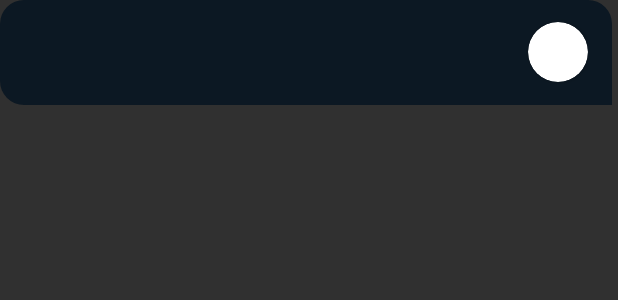
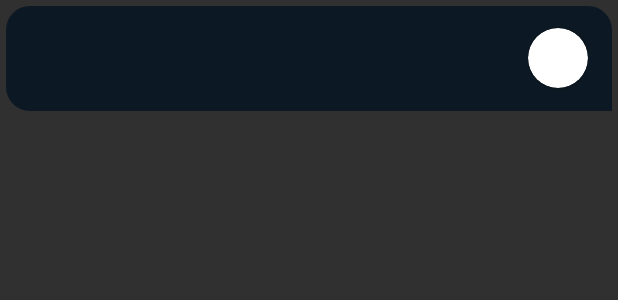
Before and after one commit to nsushant09/WeatherApplication, an Android app: the layout searchresult_recyclerview_layout.xml on its own in the app's theme, with its tools: preview values and no code run, on a phone screen of 412 x 824 dp. Shown: the top 300 px of the screen. Run offline under Robolectric (Android 15) with nearby library versions, the phone set to English and light mode, and no system bars.

Commit message:
Fixed search to display bug

```diff
--- a/app/src/main/java/com/neupanesushant/weather/activity/main/fragment/home/HomeViewModel.kt
+++ b/app/src/main/java/com/neupanesushant/weather/activity/main/fragment/home/HomeViewModel.kt
@@ -30,6 +30,9 @@ class HomeViewModel(val application : Application, val retrofitInstance : Weathe
     private val _currentLocationWeather = MutableLiveData<LocationWeather>()
     val currentLocationWeather : LiveData<LocationWeather> get() = _currentLocationWeather
 
+    private val _isLocationWeatherLoading = MutableLiveData<Boolean>()
+    val isLocationWeatherLoading : LiveData<Boolean> get() = _isLocationWeatherLoading
+
 
     fun getResults(latitude : String, longitude : String ){
         getLocationWeatherFromAPI(latitude, longitude)
@@ -56,11 +59,14 @@ class HomeViewModel(val application : Application, val retrofitInstance : Weathe
 
 
     fun getLocationWeatherFromAPI(latitude : String, longitude : String ){
+        _isLocationWeatherLoading.value = true
         viewModelScope.launch{
             try{
                 _currentLocationWeather.value = retrofitInstance.getLocationWeather(latitude, longitude, KEY)
+                _isLocationWeatherLoading.value = false
             }catch(e : Exception){
                 Toast.makeText(application, "Error Occured", Toast.LENGTH_SHORT).show()
+                _isLocationWeatherLoading.value = false
             }
         }
     }
--- a/app/src/main/java/com/neupanesushant/weather/activity/main/fragment/search/SearchViewModel.kt
+++ b/app/src/main/java/com/neupanesushant/weather/activity/main/fragment/search/SearchViewModel.kt
@@ -8,11 +8,10 @@ import androidx.lifecycle.MutableLiveData
 import androidx.lifecycle.ViewModel
 import androidx.lifecycle.viewModelScope
 import com.neupanesushant.weather.WeatherAPI
+import com.neupanesushant.weather.activity.main.fragment.home.HomeViewModel
 import com.neupanesushant.weather.capitalizeWords
 import kotlinx.coroutines.launch
-import org.koin.core.component.getScopeName
-import org.koin.core.context.GlobalContext.get
-import org.koin.core.qualifier.named
+
 
 import java.util.*
 
--- a/app/src/main/res/layout/searchresult_recyclerview_layout.xml
+++ b/app/src/main/res/layout/searchresult_recyclerview_layout.xml
@@ -1,10 +1,11 @@
 <?xml version="1.0" encoding="utf-8"?>
 <RelativeLayout xmlns:android="http://schemas.android.com/apk/res/android"
+    xmlns:tools="http://schemas.android.com/tools"
     android:layout_width="match_parent"
     android:layout_height="70dp"
     xmlns:app="http://schemas.android.com/apk/res-auto"
     android:background="@drawable/search_result_card_bg"
-    android:layout_marginEnd="4dp"
+    android:layout_margin="4dp"
     android:paddingHorizontal="16dp">
 
     <LinearLayout
@@ -14,11 +15,12 @@
         android:orientation="vertical"
         android:layout_marginTop="16dp"
         android:layout_marginStart="4dp"
-        >
+        tools:ignore="RelativeOverlap">
 
         <RelativeLayout
             android:layout_width="wrap_content"
-            android:layout_height="wrap_content">
+            android:layout_height="wrap_content"
+            tools:ignore="UselessParent">
 
             <TextView
                 android:id="@+id/tvCityName"
```
Also changed, not shown: app/src/main/java/com/neupanesushant/weather/activity/main/fragment/home/HomeFragment.kt (+21 -12 lines), app/src/main/java/com/neupanesushant/weather/activity/main/fragment/search/SearchFragment.kt (+6 -7 lines), app/src/main/res/layout/fragment_search.xml (+8 -6 lines).
